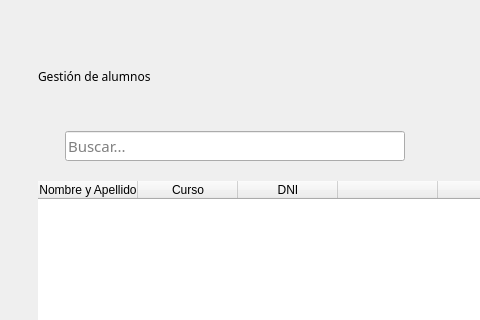
MaxAPBusiness/Blustock, file blustock/ui/screens_uis/alumnos.ui: the form before one commit; both pictures show x 0 to 480 and y 0 to 320 of the 705 by 496 pixel window.
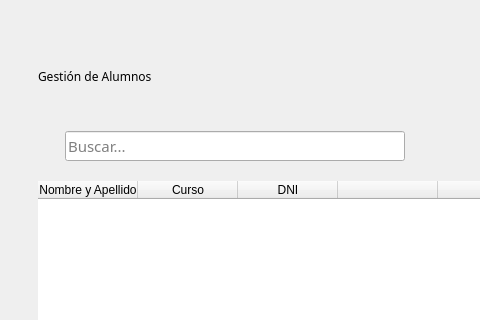
The form after the commit. Icons and pictures are not drawn.

```diff
--- a/blustock/ui/screens_uis/alumnos.ui
+++ b/blustock/ui/screens_uis/alumnos.ui
@@ -59,7 +59,7 @@
         </font>
        </property>
        <property name="text">
-        <string>Gestión de alumnos</string>
+        <string>Gestión de Alumnos</string>
        </property>
       </widget>
      </item>
```
